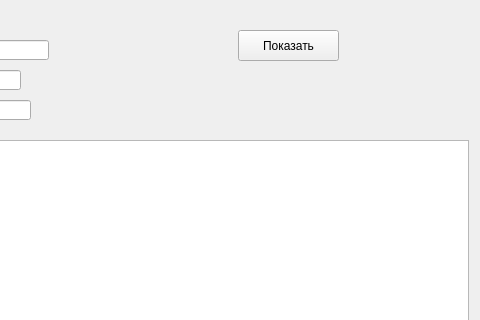
Qt form for_table.ui (dizonos/StaPoR) before a commit; both pictures show x 202 to 682 and y 0 to 320 of the 682 by 637 pixel window.
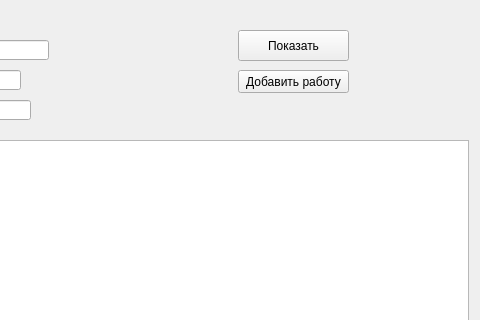
The same form after that commit.

What changed in the file:
```diff
--- a/for_table.ui
+++ b/for_table.ui
@@ -129,7 +129,7 @@
     <rect>
      <x>440</x>
      <y>30</y>
-     <width>101</width>
+     <width>111</width>
      <height>31</height>
     </rect>
    </property>
@@ -197,6 +197,19 @@
     </rect>
    </property>
   </widget>
+  <widget class="QPushButton" name="pushButton_5">
+   <property name="geometry">
+    <rect>
+     <x>440</x>
+     <y>70</y>
+     <width>111</width>
+     <height>23</height>
+    </rect>
+   </property>
+   <property name="text">
+    <string>Добавить работу</string>
+   </property>
+  </widget>
  </widget>
  <resources/>
  <connections/>
```
